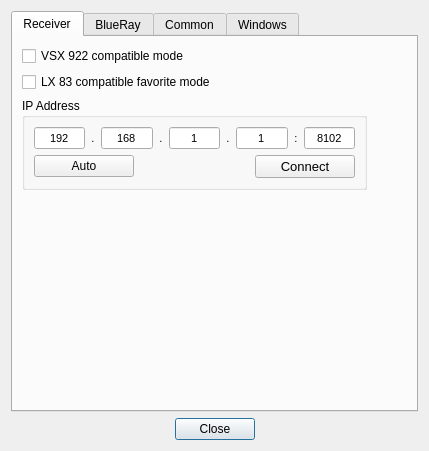
AceOfSnakes/AvrPioRemote, file settingsdialog.ui: the form before one commit.
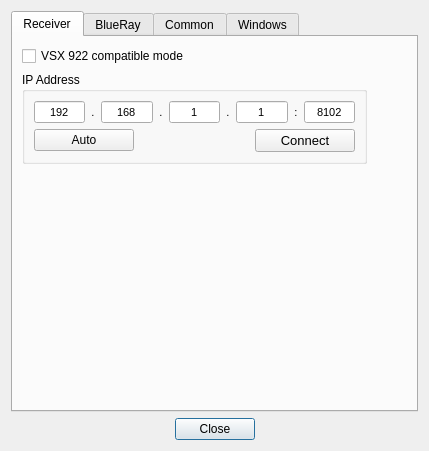
The form after the commit.

Commit message: Changed the message distribution system, each message should be a class. Most of the ingoing messages implemented.

```diff
--- a/settingsdialog.ui
+++ b/settingsdialog.ui
@@ -40,16 +40,6 @@
          </property>
         </widget>
        </item>
-       <item>
-        <widget class="QCheckBox" name="FavoriteLX83CompatibilityModeCheckBox">
-         <property name="layoutDirection">
-          <enum>Qt::LeftToRight</enum>
-         </property>
-         <property name="text">
-          <string>LX 83 compatible favorite mode</string>
-         </property>
-        </widget>
-       </item>
        <item>
         <layout class="QHBoxLayout" name="horizontalLayout_4">
          <item>
```
The commit also changes 79 other files.
